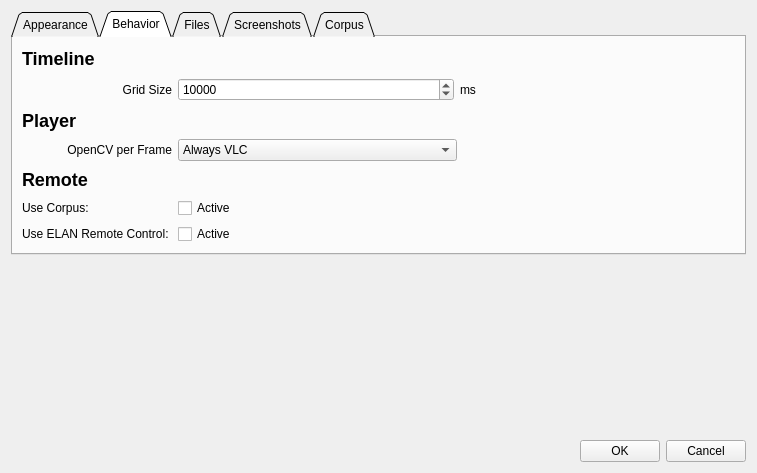
Qt form qt_ui/DialogPreferences.ui (FilmColors/VIAN) before a commit.
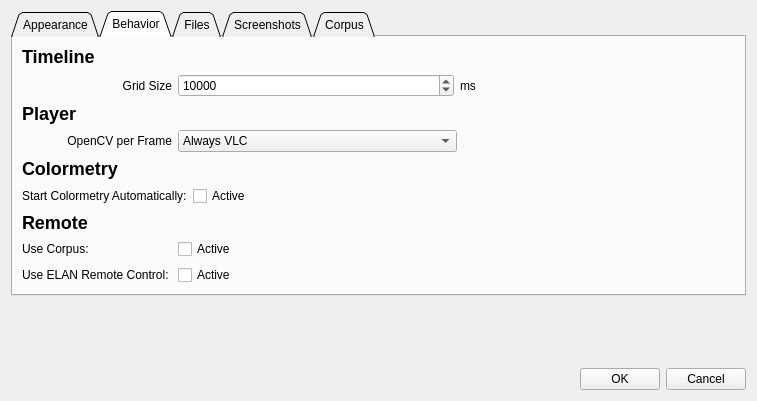
The same form after that commit.

Commit message: Colormetry is now abortable, Change to VLC 3.0

Diff of the .ui file:
```diff
--- a/qt_ui/DialogPreferences.ui
+++ b/qt_ui/DialogPreferences.ui
@@ -7,7 +7,7 @@
     <x>0</x>
     <y>0</y>
     <width>757</width>
-    <height>473</height>
+    <height>401</height>
    </rect>
   </property>
   <property name="windowTitle">
@@ -234,6 +234,43 @@
            </item>
           </layout>
          </item>
+         <item>
+          <widget class="QLabel" name="label_28">
+           <property name="text">
+            <string>&lt;html&gt;&lt;head/&gt;&lt;body&gt;&lt;p&gt;&lt;span style=&quot; font-size:x-large; font-weight:600;&quot;&gt;Colormetry&lt;/span&gt;&lt;/p&gt;&lt;/body&gt;&lt;/html&gt;</string>
+           </property>
+          </widget>
+         </item>
+         <item>
+          <layout class="QHBoxLayout" name="horizontalLayout_18">
+           <item>
+            <widget class="QLabel" name="label_29">
+             <property name="sizePolicy">
+              <sizepolicy hsizetype="Maximum" vsizetype="Preferred">
+               <horstretch>0</horstretch>
+               <verstretch>0</verstretch>
+              </sizepolicy>
+             </property>
+             <property name="minimumSize">
+              <size>
+               <width>150</width>
+               <height>0</height>
+              </size>
+             </property>
+             <property name="text">
+              <string>Start Colormetry Automatically:</string>
+             </property>
+            </widget>
+           </item>
+           <item>
+            <widget class="QCheckBox" name="checkBox_AutoColormetry">
+             <property name="text">
+              <string>Active</string>
+             </property>
+            </widget>
+           </item>
+          </layout>
+         </item>
          <item>
           <widget class="QLabel" name="label_25">
            <property name="text">
```
The commit also changes 74 other files.
